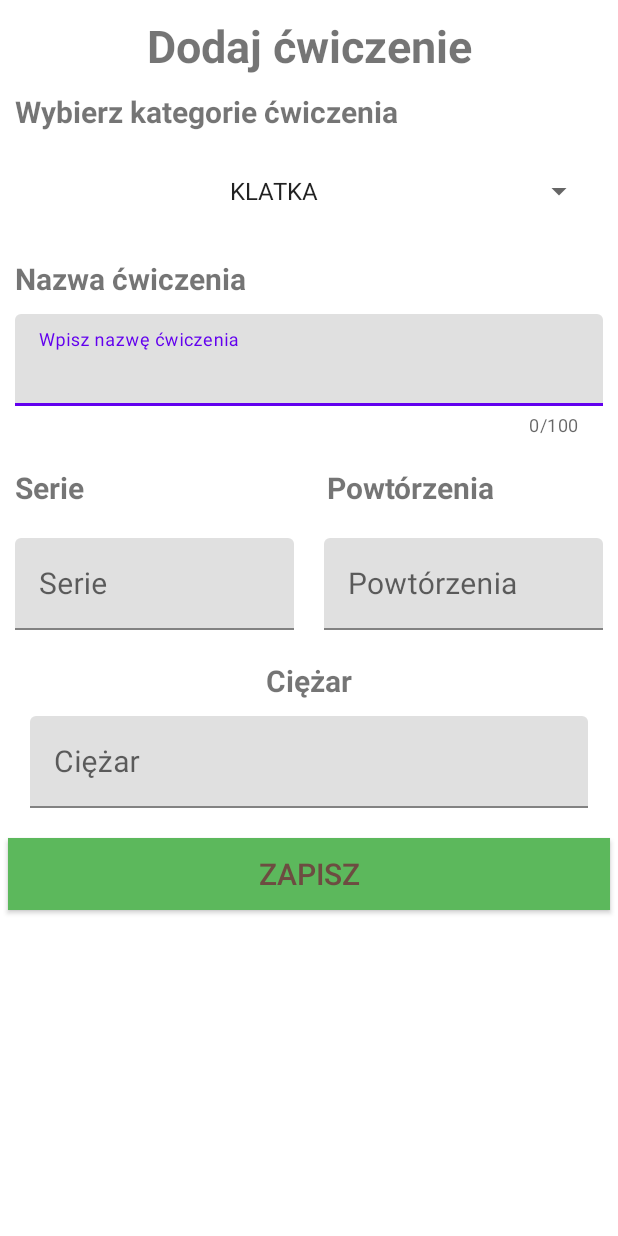
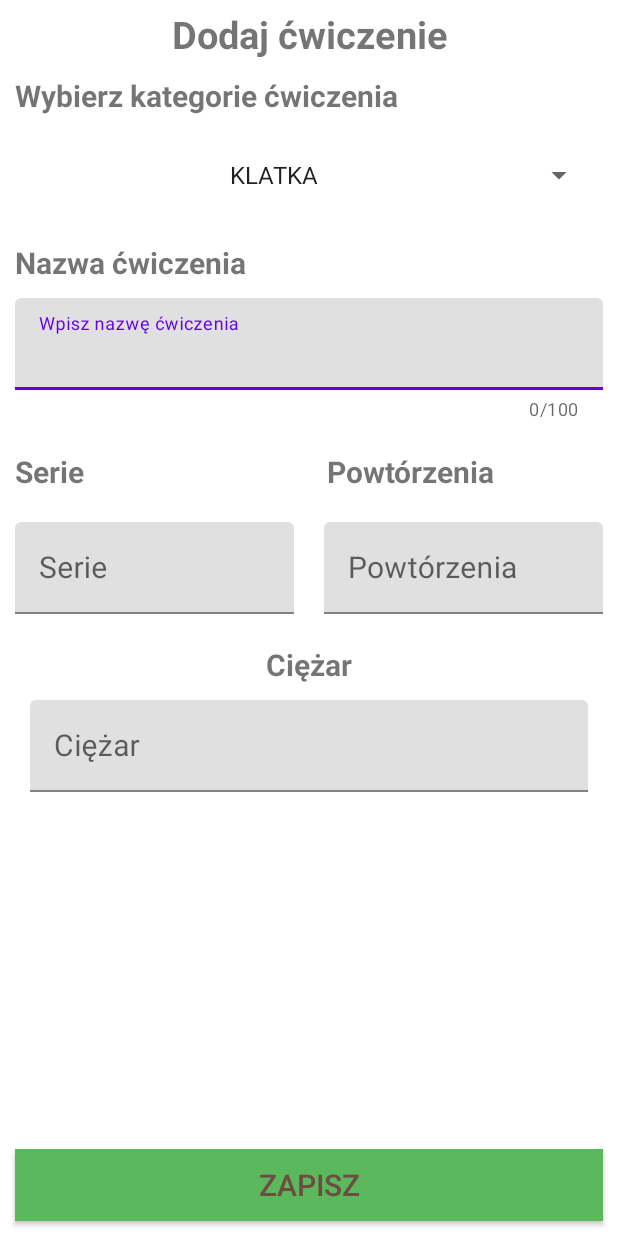
Before and after one commit to MattiusW/PracaInz, an Android app: the layout fragment_add_exercise.xml on its own in the app's theme, with its tools: preview values and no code run, on a phone screen of 412 x 824 dp. Run offline under Robolectric (Android 15) with nearby library versions, the phone set to English and light mode, and no system bars.

Commit message:
Stylizacja widoku dodania cwiczenia

```diff
--- a/GymPlanApp/app/src/main/res/layout/activity_main.xml
+++ b/GymPlanApp/app/src/main/res/layout/activity_main.xml
@@ -24,6 +24,7 @@
         android:layout_marginEnd="20dp"
         android:layout_marginBottom="10dp"
         android:backgroundTint="@color/purple_200"
+        android:contentDescription="@string/add_exercise"
         android:src="@drawable/icon_add"
         android:tint="@color/white"
         app:borderWidth="0dp"
--- a/GymPlanApp/app/src/main/res/layout/fragment_add_exercise.xml
+++ b/GymPlanApp/app/src/main/res/layout/fragment_add_exercise.xml
@@ -1,5 +1,5 @@
 <?xml version="1.0" encoding="utf-8"?>
-<LinearLayout xmlns:android="http://schemas.android.com/apk/res/android"
+<androidx.constraintlayout.widget.ConstraintLayout xmlns:android="http://schemas.android.com/apk/res/android"
     xmlns:tools="http://schemas.android.com/tools"
     android:layout_width="match_parent"
     android:layout_height="match_parent"
@@ -8,17 +8,28 @@
     android:orientation="vertical">
 
     <TextView
+        android:id="@+id/textView5"
         android:layout_width="match_parent"
         android:layout_height="wrap_content"
-        android:layout_margin="10dp"
-        android:textSize="30sp"
+        android:layout_margin="5dp"
+        android:gravity="center"
+        android:text="@string/add_exercise"
+        android:textSize="25sp"
         android:textStyle="bold"
-        android:gravity="center"
-        android:text="@string/add_exercise" />
+        app:layout_constraintEnd_toEndOf="parent"
+        app:layout_constraintStart_toStartOf="parent"
+        app:layout_constraintTop_toTopOf="parent" />
 
     <ScrollView
+        android:id="@+id/scrollView4"
         android:layout_width="match_parent"
-        android:layout_height="match_parent">
+        android:layout_height="0dp"
+        app:layout_constraintBottom_toTopOf="@+id/saveExerciseBtn"
+        app:layout_constraintEnd_toEndOf="parent"
+        app:layout_constraintStart_toStartOf="parent"
+        android:layout_marginBottom="10dp"
+        android:layout_marginTop="10dp"
+        app:layout_constraintTop_toBottomOf="@+id/textView5">
 
         <LinearLayout
             android:layout_width="match_parent"
@@ -74,27 +85,27 @@
                 <TextView
                     android:layout_width="wrap_content"
                     android:layout_height="wrap_content"
+                    android:layout_margin="10dp"
+                    android:layout_weight="1"
                     android:text="@string/add_series_label"
-                    android:layout_margin="10dp"
                     android:textSize="20sp"
-                    android:textStyle="bold"
-                    android:layout_weight="1"/>
+                    android:textStyle="bold" />
 
                 <TextView
                     android:layout_width="wrap_content"
                     android:layout_height="wrap_content"
+                    android:layout_marginLeft="70dp"
+                    android:layout_marginTop="10dp"
+                    android:layout_weight="1"
                     android:text="@string/add_repeat_label"
-                    android:layout_marginTop="10dp"
-                    android:layout_marginLeft="70dp"
                     android:textSize="20sp"
-                    android:textStyle="bold"
-                    android:layout_weight="1"/>
+                    android:textStyle="bold" />
 
             </LinearLayout>
 
             <LinearLayout
                 android:layout_width="match_parent"
-                android:layout_height="wrap_content"
+                android:layout_height="match_parent"
                 android:orientation="vertical">
 
                 <LinearLayout
@@ -107,8 +118,8 @@
                         android:layout_width="wrap_content"
                         android:layout_height="wrap_content"
                         android:layout_margin="10dp"
-                        android:hint="@string/add_series_label"
-                        android:layout_weight="1">
+                        android:layout_weight="1"
+                        android:hint="@string/add_series_label">
 
                         <com.google.android.material.textfield.TextInputEditText
                             android:id="@+id/enter_series"
@@ -123,8 +134,8 @@
                         android:layout_width="wrap_content"
                         android:layout_height="wrap_content"
                         android:layout_margin="10dp"
-                            android:hint="@string/add_repeat_label"
-                            android:layout_weight="1">
+                        android:layout_weight="1"
+                        android:hint="@string/add_repeat_label">
 
                         <com.google.android.material.textfield.TextInputEditText
                             android:id="@+id/enter_amount_series"
@@ -135,23 +146,25 @@
                     </com.google.android.material.textfield.TextInputLayout>
 
                 </LinearLayout>
+
                 <TextView
                     android:layout_width="wrap_content"
                     android:layout_height="wrap_content"
+                    android:layout_gravity="center"
+                    android:layout_margin="10dp"
                     android:text="@string/add_weight"
-                    android:layout_margin="10dp"
                     android:textSize="20sp"
-                    android:textStyle="bold"
-                    android:layout_gravity="center"/>
+                    android:textStyle="bold" />
 
                 <com.google.android.material.textfield.TextInputLayout
                     style="@style/ThemeOverlay.Material3.AutoCompleteTextView.OutlinedBox"
                     android:layout_width="match_parent"
                     android:layout_height="wrap_content"
                     android:layout_gravity="center"
-                    android:hint="@string/add_weight"
                     android:layout_marginLeft="20dp"
-                    android:layout_marginRight="20dp">
+                    android:layout_marginRight="20dp"
+                    android:layout_marginBottom="10dp"
+                    android:hint="@string/add_weight">
 
                     <com.google.android.material.textfield.TextInputEditText
                         android:id="@+id/enter_weight"
@@ -159,24 +172,25 @@
                         android:layout_height="wrap_content"
                         android:layout_weight="1"
                         android:inputType="numberDecimal"
-                        android:textSize="20sp"/>
+                        android:textSize="20sp" />
                 </com.google.android.material.textfield.TextInputLayout>
 
             </LinearLayout>
+        </LinearLayout>
+    </ScrollView>
 
     <androidx.appcompat.widget.AppCompatButton
         android:id="@+id/saveExerciseBtn"
         android:layout_width="match_parent"
         android:layout_height="wrap_content"
-                android:layout_marginLeft="5dp"
-                android:layout_marginTop="20dp"
-                android:layout_marginBottom="5dp"
-                android:layout_marginRight="5dp"
+        android:layout_margin="10dp"
         android:background="@color/success"
         android:gravity="center"
         android:text="@string/button_save"
         android:textColor="#6D4C41"
-                android:textSize="20sp"/>
-        </LinearLayout>
-    </ScrollView>
-</LinearLayout>
+        android:textSize="20sp"
+        app:layout_constraintBottom_toBottomOf="parent"
+        app:layout_constraintEnd_toEndOf="parent"
+        app:layout_constraintHorizontal_bias="0.0"
+        app:layout_constraintStart_toStartOf="parent" />
+</androidx.constraintlayout.widget.ConstraintLayout>
```
Lines whose indentation alone changed are shown as unchanged.
